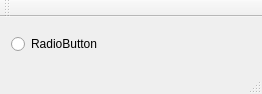
This is PathfinderHelper/pathfinderhelper.ui in valche5/PathfinderHelper as Qt 5 draws it before an edit. The edited form follows.
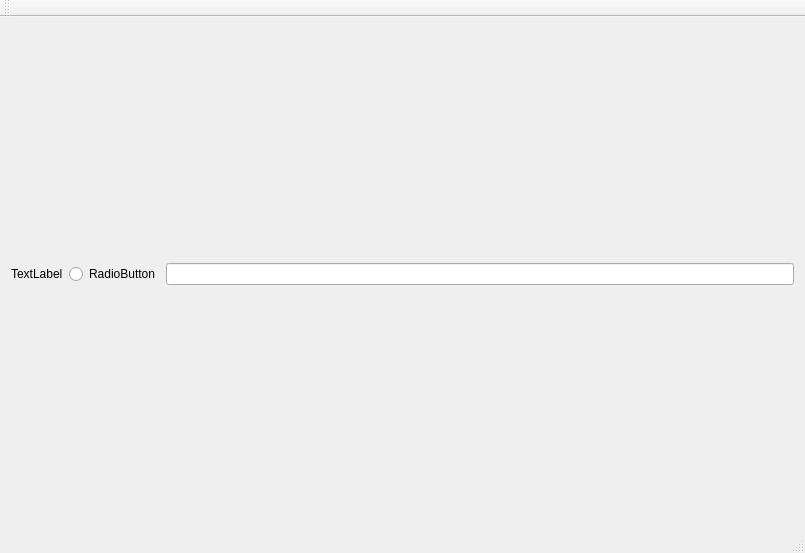
This is the edited form.

Diff of the .ui file:
```diff
--- a/PathfinderHelper/pathfinderhelper.ui
+++ b/PathfinderHelper/pathfinderhelper.ui
@@ -6,8 +6,8 @@
    <rect>
     <x>0</x>
     <y>0</y>
-    <width>262</width>
-    <height>94</height>
+    <width>805</width>
+    <height>553</height>
    </rect>
   </property>
   <property name="windowTitle">
@@ -15,6 +15,13 @@
   </property>
   <widget class="QWidget" name="centralWidget">
    <layout class="QHBoxLayout" name="horizontalLayout">
+    <item>
+     <widget class="QLabel" name="label">
+      <property name="text">
+       <string>TextLabel</string>
+      </property>
+     </widget>
+    </item>
     <item>
      <widget class="QRadioButton" name="radioButton">
       <property name="text">
@@ -22,6 +29,9 @@
       </property>
      </widget>
     </item>
+    <item>
+     <widget class="QLineEdit" name="lineEdit"/>
+    </item>
    </layout>
   </widget>
   <widget class="QMenuBar" name="menuBar">
```
Left out of the diff: 2 changed lines with no effect on the pictures.
